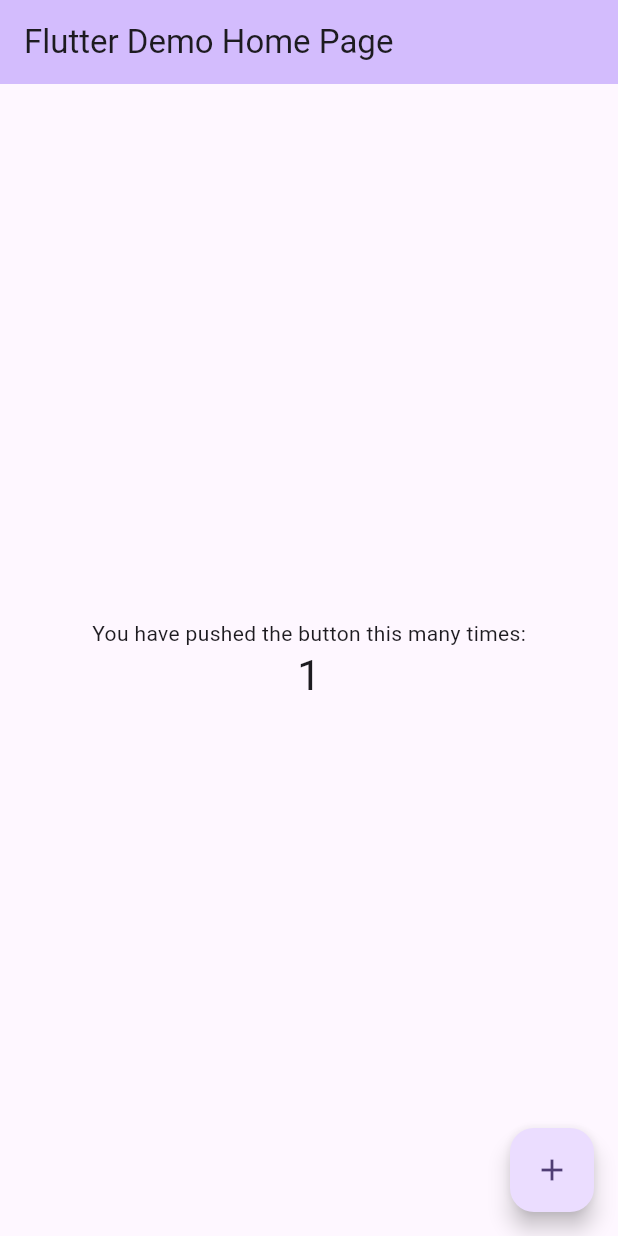
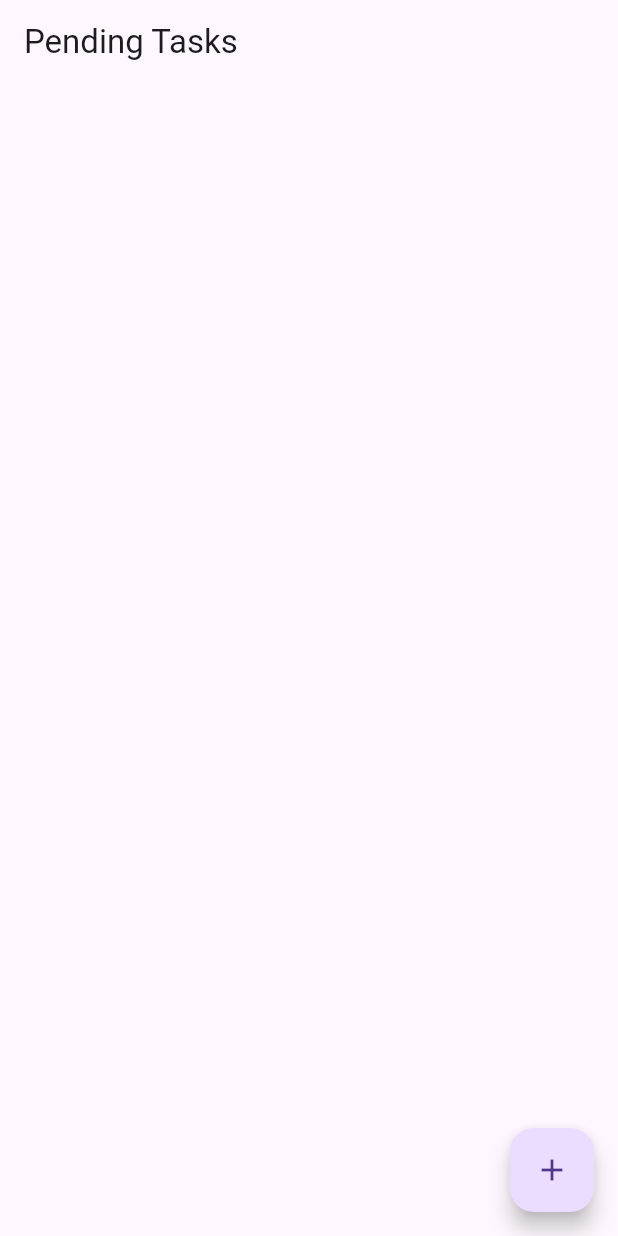
Before and after one commit to adnanbhanji/todo-app-flutter, a Flutter app: the screen it shows after launch, after a tap on the "add" icon, on a phone screen of 412 x 824 dp. Run offline on Flutter 3.47's test engine with Material 3 defaults, Android fonts, the phone set to English and light mode, and no system bars.

Commit message:
Created view with list of tasks and button to add new tasks

```diff
--- a/lib/main.dart
+++ b/lib/main.dart
@@ -1,125 +1,23 @@
 import 'package:flutter/material.dart';
+import 'views/pending_tasks.dart';
+import 'models/task.dart';
 
 void main() {
-  runApp(const MyApp());
+  runApp(const MyApp()); // Added 'const' keyword
 }
 
 class MyApp extends StatelessWidget {
-  const MyApp({super.key});
+  const MyApp({Key? key}) : super(key: key); // Added key parameter
 
-  // This widget is the root of your application.
   @override
   Widget build(BuildContext context) {
     return MaterialApp(
-      title: 'Flutter Demo',
+      title: 'Todo App',
       theme: ThemeData(
-        // This is the theme of your application.
-        //
-        // TRY THIS: Try running your application with "flutter run". You'll see
-        // the application has a blue toolbar. Then, without quitting the app,
-        // try changing the seedColor in the colorScheme below to Colors.green
-        // and then invoke "hot reload" (save your changes or press the "hot
-        // reload" button in a Flutter-supported IDE, or press "r" if you used
-        // the command line to start the app).
-        //
-        // Notice that the counter didn't reset back to zero; the application
-        // state is not lost during the reload. To reset the state, use hot
-        // restart instead.
-        //
-        // This works for code too, not just values: Most code changes can be
-        // tested with just a hot reload.
-        colorScheme: ColorScheme.fromSeed(seedColor: Colors.deepPurple),
-        useMaterial3: true,
+        primarySwatch: Colors.blue,
       ),
-      home: const MyHomePage(title: 'Flutter Demo Home Page'),
+      home: const PendingTasksScreen(
+          pendingTasks: []), // Changed null to an empty list
     );
   }
 }
-
-class MyHomePage extends StatefulWidget {
-  const MyHomePage({super.key, required this.title});
-
-  // This widget is the home page of your application. It is stateful, meaning
-  // that it has a State object (defined below) that contains fields that affect
-  // how it looks.
-
-  // This class is the configuration for the state. It holds the values (in this
-  // case the title) provided by the parent (in this case the App widget) and
-  // used by the build method of the State. Fields in a Widget subclass are
-  // always marked "final".
-
-  final String title;
-
-  @override
-  State<MyHomePage> createState() => _MyHomePageState();
-}
-
-class _MyHomePageState extends State<MyHomePage> {
-  int _counter = 0;
-
-  void _incrementCounter() {
-    setState(() {
-      // This call to setState tells the Flutter framework that something has
-      // changed in this State, which causes it to rerun the build method below
-      // so that the display can reflect the updated values. If we changed
-      // _counter without calling setState(), then the build method would not be
-      // called again, and so nothing would appear to happen.
-      _counter++;
-    });
-  }
-
-  @override
-  Widget build(BuildContext context) {
-    // This method is rerun every time setState is called, for instance as done
-    // by the _incrementCounter method above.
-    //
-    // The Flutter framework has been optimized to make rerunning build methods
-    // fast, so that you can just rebuild anything that needs updating rather
-    // than having to individually change instances of widgets.
-    return Scaffold(
-      appBar: AppBar(
-        // TRY THIS: Try changing the color here to a specific color (to
-        // Colors.amber, perhaps?) and trigger a hot reload to see the AppBar
-        // change color while the other colors stay the same.
-        backgroundColor: Theme.of(context).colorScheme.inversePrimary,
-        // Here we take the value from the MyHomePage object that was created by
-        // the App.build method, and use it to set our appbar title.
-        title: Text(widget.title),
-      ),
-      body: Center(
-        // Center is a layout widget. It takes a single child and positions it
-        // in the middle of the parent.
-        child: Column(
-          // Column is also a layout widget. It takes a list of children and
-          // arranges them vertically. By default, it sizes itself to fit its
-          // children horizontally, and tries to be as tall as its parent.
-          //
-          // Column has various properties to control how it sizes itself and
-          // how it positions its children. Here we use mainAxisAlignment to
-          // center the children vertically; the main axis here is the vertical
-          // axis because Columns are vertical (the cross axis would be
-          // horizontal).
-          //
-          // TRY THIS: Invoke "debug painting" (choose the "Toggle Debug Paint"
-          // action in the IDE, or press "p" in the console), to see the
-          // wireframe for each widget.
-          mainAxisAlignment: MainAxisAlignment.center,
-          children: <Widget>[
-            const Text(
-              'You have pushed the button this many times:',
-            ),
-            Text(
-              '$_counter',
-              style: Theme.of(context).textTheme.headlineMedium,
-            ),
-          ],
-        ),
-      ),
-      floatingActionButton: FloatingActionButton(
-        onPressed: _incrementCounter,
-        tooltip: 'Increment',
-        child: const Icon(Icons.add),
-      ), // This trailing comma makes auto-formatting nicer for build methods.
-    );
-  }
-}
--- /dev/null
+++ b/lib/views/pending_tasks.dart
@@ -0,0 +1,38 @@
+import 'package:flutter/material.dart';
+import '../models/task.dart';
+
+class PendingTasksScreen extends StatelessWidget {
+  final List<Task> pendingTasks;
+
+  const PendingTasksScreen({Key? key, required this.pendingTasks})
+      : super(key: key);
+
+  @override
+  Widget build(BuildContext context) {
+    return Scaffold(
+      appBar: AppBar(title: Text('Pending Tasks')),
+      body: ListView.builder(
+        itemCount: pendingTasks.length,
+        itemBuilder: (context, index) {
+          return ListTile(
+            title: Text(pendingTasks[index].title),
+            subtitle: Text(
+                'Due: ${pendingTasks[index].dueDate.toLocal().toString().split(' ')[0]}'),
+            trailing: Checkbox(
+              value: pendingTasks[index].isCompleted,
+              onChanged: (bool? value) {
+                // Handle task completion
+              },
+            ),
+          );
+        },
+      ),
+      floatingActionButton: FloatingActionButton(
+        onPressed: () {
+          // Open add task dialog
+        },
+        child: Icon(Icons.add),
+      ),
+    );
+  }
+}
```
